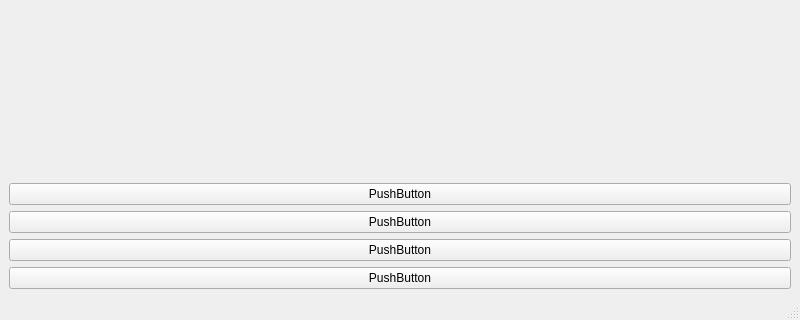
Old version of the form OPTICA/Administrador.ui in the repository Matapuercos666/Optica_Jardines; both pictures show x 0 to 800 and y 280 to 600 of the 800 by 600 pixel window.
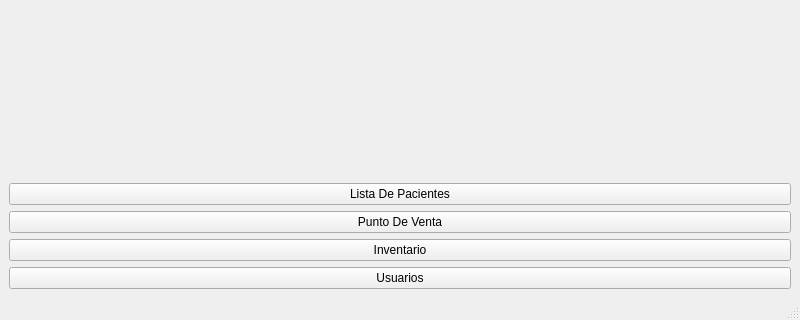
New version of the form.

Commit message: Se agrega boton que abre infinitamente ventana de lista

Patch:
```diff
--- a/OPTICA/Administrador.ui
+++ b/OPTICA/Administrador.ui
@@ -20,7 +20,7 @@
       <item>
        <widget class="QPushButton" name="pushButton_3">
         <property name="text">
-         <string>PushButton</string>
+         <string>Inventario</string>
         </property>
        </widget>
       </item>
@@ -31,7 +31,7 @@
       <item>
        <widget class="QPushButton" name="pushButton">
         <property name="text">
-         <string>PushButton</string>
+         <string>Lista De Pacientes</string>
         </property>
        </widget>
       </item>
@@ -42,7 +42,7 @@
       <item>
        <widget class="QPushButton" name="pushButton_2">
         <property name="text">
-         <string>PushButton</string>
+         <string>Punto De Venta</string>
         </property>
        </widget>
       </item>
@@ -63,7 +63,7 @@
       <item>
        <widget class="QPushButton" name="pushButton_4">
         <property name="text">
-         <string>PushButton</string>
+         <string>Usuarios</string>
         </property>
        </widget>
       </item>
```
The commit also changes 10 other files.
